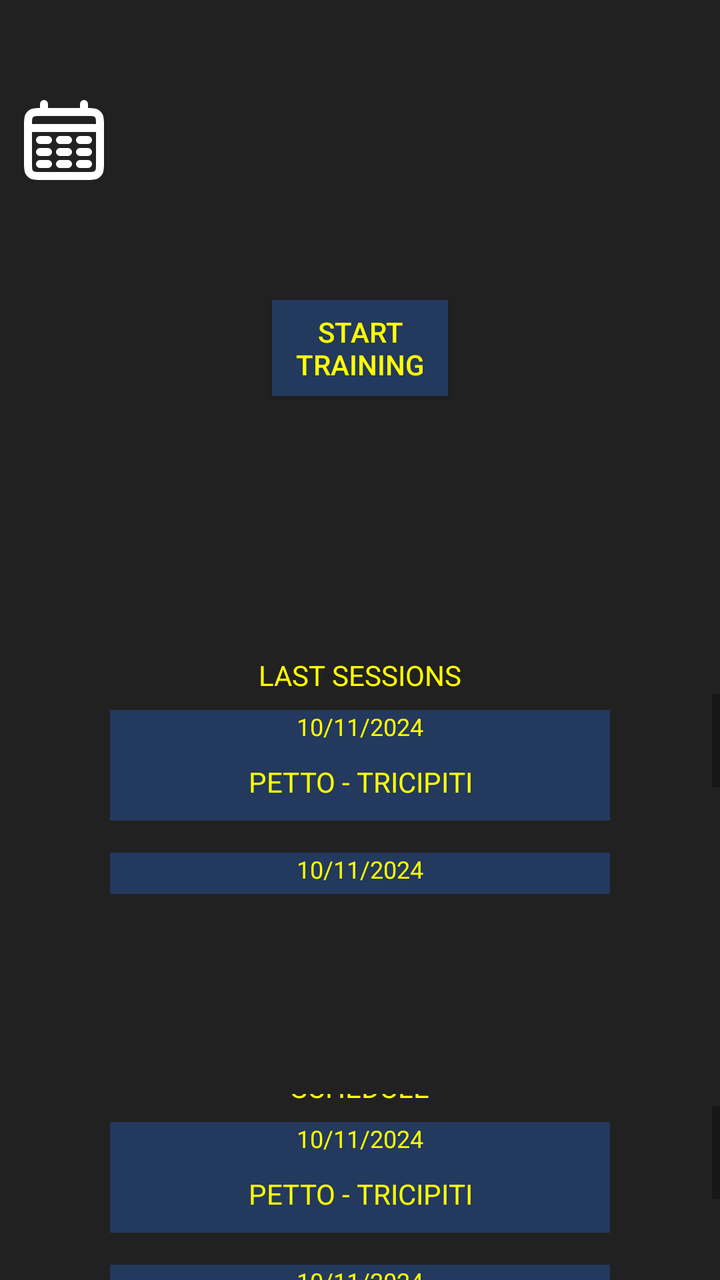
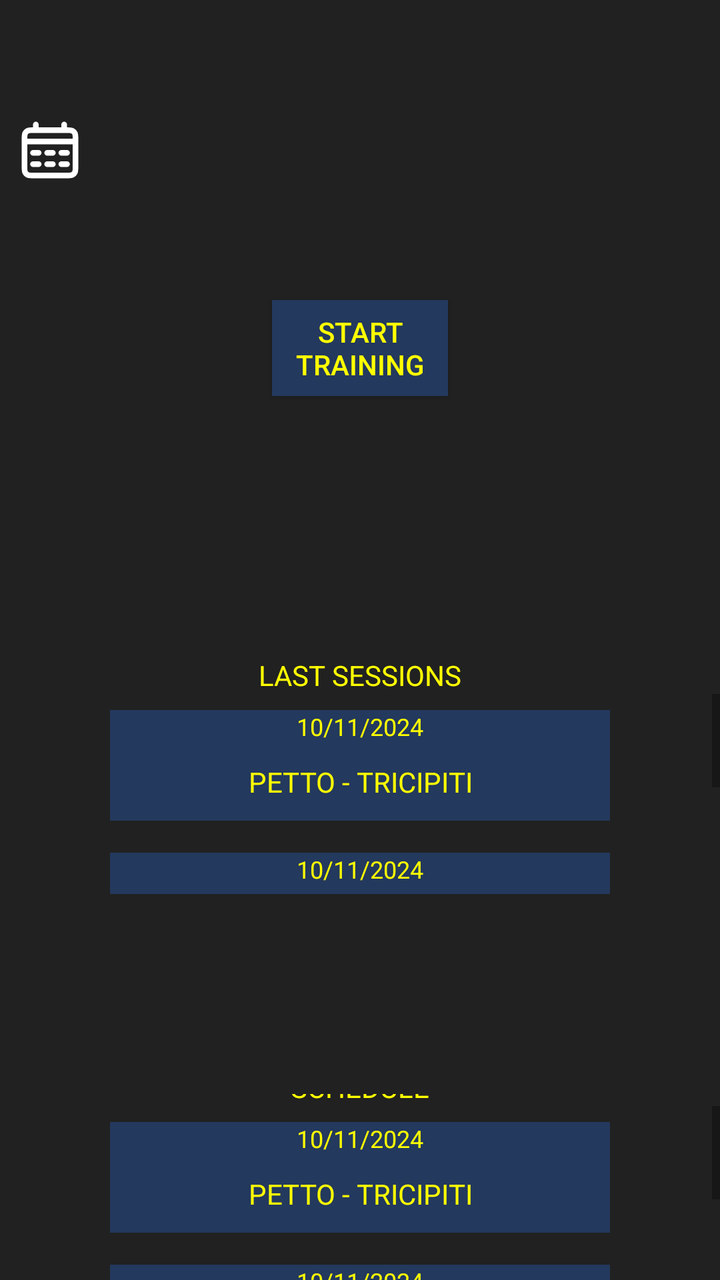

Screens rendered from an Android XML layout before and after an edit, with the pre-edit source and the edit as a unified diff.
<!-- AndroidManifest.xml: activity theme Theme.GymBro -->
<!-- res/layout/activity_main.xml -->
<?xml version="1.0" encoding="utf-8"?>
<LinearLayout xmlns:android="http://schemas.android.com/apk/res/android"
    xmlns:app="http://schemas.android.com/apk/res-auto"
    android:layout_width="match_parent"
    android:layout_height="match_parent"
    android:orientation="vertical"
    android:gravity="top|center_horizontal"
    android:background="@color/lightGrey">


    
    <View
        android:layout_width="match_parent"
        android:layout_height="50dp"/>
    
    <LinearLayout
        android:layout_width="match_parent"
        android:layout_height="40dp"
        android:orientation="horizontal">

        <ImageButton
            android:id="@+id/calendarButton"
            android:layout_width="wrap_content"
            android:layout_height="wrap_content"
            android:padding="8dp"
            android:background="@android:color/transparent"
            android:src="@drawable/calendar_icon"/>

    </LinearLayout>
    




    <LinearLayout
        android:layout_width="match_parent"
        android:layout_height="wrap_content"
        android:orientation="vertical"
        android:gravity="center">

        <Button
            android:id="@+id/new_session_Button"
            android:layout_width="wrap_content"
            android:layout_height="wrap_content"
            android:layout_marginTop="60dp"
            android:layout_marginBottom="30dp"
            android:text="start\ntraining"
            android:background="@color/lightBlue"
            android:textColor="#FFFF00"/>

    </LinearLayout>

    
    <View
        android:layout_width="match_parent"
        android:layout_height="100dp"/>

    
    <LinearLayout
        android:layout_width="match_parent"
        android:layout_height="wrap_content"
        android:orientation="vertical"
        android:gravity="center">

        <TextView
            android:layout_width="match_parent"
            android:layout_height="wrap_content"
            android:gravity="center"
            android:text="@string/last_session"
            android:textColor="#FFFF00"/>

        <ScrollView
            android:layout_width="match_parent"
            android:layout_height="100dp">

            <LinearLayout
                android:layout_width="match_parent"
                android:layout_height="wrap_content"
                android:orientation="vertical"
                android:gravity="center">

                
                <LinearLayout
                    android:layout_width="250dp"
                    android:layout_height="wrap_content"
                    android:layout_marginTop="8dp"
                    android:layout_marginBottom="8dp"
                    android:orientation="vertical"
                    android:gravity="center"
                    android:background="@color/lightBlue">

                    <TextView
                        android:layout_width="wrap_content"
                        android:layout_height="wrap_content"
                        android:text="10/11/2024"
                        android:textColor="#FFFF00"
                        android:textSize="12dp"/>

                    <TextView
                        android:layout_width="wrap_content"
                        android:layout_height="wrap_content"
                        android:padding="10dp"
                        android:text="PETTO - TRICIPITI"
                        android:gravity="center"
                        android:textColor="#FFFF00"/>

                </LinearLayout>

                
                <LinearLayout
                    android:layout_width="250dp"
                    android:layout_height="wrap_content"
                    android:layout_marginTop="8dp"
                    android:layout_marginBottom="8dp"
                    android:orientation="vertical"
                    android:gravity="center"
                    android:background="@color/lightBlue">

                    <TextView
                        android:layout_width="wrap_content"
                        android:layout_height="wrap_content"
                        android:text="10/11/2024"
                        android:textColor="#FFFF00"
                        android:textSize="12dp"/>

                    <TextView
                        android:layout_width="wrap_content"
                        android:layout_height="wrap_content"
                        android:padding="10dp"
                        android:text="PETTO - TRICIPITI"
                        android:gravity="center"
                        android:textColor="#FFFF00"/>

                </LinearLayout>

                
                <LinearLayout
                    android:layout_width="250dp"
                    android:layout_height="wrap_content"
                    android:layout_marginTop="8dp"
                    android:layout_marginBottom="8dp"
                    android:orientation="vertical"
                    android:gravity="center"
                    android:background="@color/lightBlue">

                    <TextView
                        android:layout_width="wrap_content"
                        android:layout_height="wrap_content"
                        android:text="10/11/2024"
                        android:textColor="#FFFF00"
                        android:textSize="12dp"/>

                    <TextView
                        android:layout_width="wrap_content"
                        android:layout_height="wrap_content"
                        android:padding="10dp"
                        android:text="PETTO - TRICIPITI"
                        android:gravity="center"
                        android:textColor="#FFFF00"/>

                </LinearLayout>

            </LinearLayout>

        </ScrollView>

    </LinearLayout>

    
    <View
        android:layout_width="match_parent"
        android:layout_height="100dp"/>

    
    <LinearLayout
        android:layout_width="match_parent"
        android:layout_height="wrap_content"
        android:orientation="vertical"
        android:gravity="center">

        <TextView
            android:layout_width="match_parent"
            android:layout_height="wrap_content"
            android:gravity="center"
            android:text="@string/schedule"
            android:textColor="#FFFF00"/>

        <ScrollView
            android:layout_width="match_parent"
            android:layout_height="100dp">

            <LinearLayout
                android:layout_width="match_parent"
                android:layout_height="wrap_content"
                android:orientation="vertical"
                android:gravity="center">

                
                <LinearLayout
                    android:layout_width="250dp"
                    android:layout_height="wrap_content"
                    android:layout_marginTop="8dp"
                    android:layout_marginBottom="8dp"
                    android:orientation="vertical"
                    android:gravity="center"
                    android:background="@color/lightBlue">

                    <TextView
                        android:layout_width="wrap_content"
                        android:layout_height="wrap_content"
                        android:text="10/11/2024"
                        android:textColor="#FFFF00"
                        android:textSize="12dp"/>

                    <TextView
                        android:layout_width="wrap_content"
                        android:layout_height="wrap_content"
                        android:padding="10dp"
                        android:text="PETTO - TRICIPITI"
                        android:gravity="center"
                        android:textColor="#FFFF00"/>

                </LinearLayout>

                
                <LinearLayout
                    android:layout_width="250dp"
                    android:layout_height="wrap_content"
                    android:layout_marginTop="8dp"
                    android:layout_marginBottom="8dp"
                    android:orientation="vertical"
                    android:gravity="center"
                    android:background="@color/lightBlue">

                    <TextView
                        android:layout_width="wrap_content"
                        android:layout_height="wrap_content"
                        android:text="10/11/2024"
                        android:textColor="#FFFF00"
                        android:textSize="12dp"/>

                    <TextView
                        android:layout_width="wrap_content"
                        android:layout_height="wrap_content"
                        android:padding="10dp"
                        android:text="PETTO - TRICIPITI"
                        android:gravity="center"
                        android:textColor="#FFFF00"/>

                </LinearLayout>

                
                <LinearLayout
                    android:layout_width="250dp"
                    android:layout_height="wrap_content"
                    android:layout_marginTop="8dp"
                    android:layout_marginBottom="8dp"
                    android:orientation="vertical"
                    android:gravity="center"
                    android:background="@color/lightBlue">

                    <TextView
                        android:layout_width="wrap_content"
                        android:layout_height="wrap_content"
                        android:text="10/11/2024"
                        android:textColor="#FFFF00"
                        android:textSize="12dp"/>

                    <TextView
                        android:layout_width="wrap_content"
                        android:layout_height="wrap_content"
                        android:padding="10dp"
                        android:text="PETTO - TRICIPITI"
                        android:gravity="center"
                        android:textColor="#FFFF00"/>

                </LinearLayout>

            </LinearLayout>

        </ScrollView>

    </LinearLayout>




    
    
    <View
        android:layout_width="match_parent"
        android:layout_height="0dp"
        android:layout_weight="1" />

    
    <include
        layout="@layout/bottom_nav"
        android:layout_width="match_parent"
        android:layout_height="wrap_content"
        android:layout_gravity="bottom"/>

    
    <View
        android:layout_width="match_parent"
        android:layout_height="20dp"
        android:background="@color/darkGrey"/>
    



</LinearLayout>
<!-- res/layout/bottom_nav.xml (included above) -->
<?xml version="1.0" encoding="utf-8"?>
<androidx.constraintlayout.widget.ConstraintLayout xmlns:android="http://schemas.android.com/apk/res/android"
    android:layout_width="match_parent"
    android:layout_height="match_parent">


    <LinearLayout
        android:layout_width="match_parent"
        android:layout_height="wrap_content"
        android:orientation="horizontal"
        android:gravity="center"
        android:background="@color/darkGrey">

        <ImageButton
            android:id="@+id/homeButton"
            android:layout_width="wrap_content"
            android:layout_height="wrap_content"
            android:layout_weight="1"
            android:layout_marginStart="8dp"
            android:layout_marginEnd="8dp"
            android:background="@android:color/transparent"
            android:src="@drawable/home_icon"/>

        <ImageButton
            android:id="@+id/chatButton"
            android:layout_width="wrap_content"
            android:layout_height="wrap_content"
            android:layout_weight="1"
            android:layout_marginStart="8dp"
            android:layout_marginEnd="8dp"
            android:padding="8dp"
            android:background="@android:color/transparent"
            android:src="@drawable/chat_icon"/>

        <ImageButton
            android:id="@+id/searchButton"
            android:layout_width="wrap_content"
            android:layout_height="wrap_content"
            android:layout_weight="1"
            android:layout_marginStart="8dp"
            android:layout_marginEnd="8dp"
            android:padding="8dp"
            android:background="@android:color/transparent"
            android:src="@drawable/search_icon"/>

        <ImageButton
            android:id="@+id/profileButton"
            android:layout_width="wrap_content"
            android:layout_height="wrap_content"
            android:layout_weight="1"
            android:layout_marginStart="8dp"
            android:layout_marginEnd="8dp"
            android:padding="8dp"
            android:background="@android:color/transparent"
            android:src="@drawable/profile_icon"/>


    </LinearLayout>

</androidx.constraintlayout.widget.ConstraintLayout>
<!-- resources referenced by this layout -->
<resources>
  <color name="darkGrey">#171717</color>
  <color name="lightBlue">#23395d</color>
  <color name="lightGrey">#212121</color>
  <!-- drawable calendar_icon (drawable) -->
  <vector xmlns:android="http://schemas.android.com/apk/res/android" android:height="48dp" android:viewportHeight="24" android:viewportWidth="24" android:width="48dp">
        
      <path android:fillColor="#00000000" android:pathData="M3,9H21M7,3V5M17,3V5M6,12H8M11,12H13M16,12H18M6,15H8M11,15H13M16,15H18M6,18H8M11,18H13M16,18H18M6.2,21H17.8C18.92,21 19.48,21 19.908,20.782C20.284,20.59 20.59,20.284 20.782,19.908C21,19.48 21,18.92 21,17.8V8.2C21,7.08 21,6.52 20.782,6.092C20.59,5.716 20.284,5.41 19.908,5.218C19.48,5 18.92,5 17.8,5H6.2C5.08,5 4.52,5 4.092,5.218C3.716,5.41 3.41,5.716 3.218,6.092C3,6.52 3,7.08 3,8.2V17.8C3,18.92 3,19.48 3.218,19.908C3.41,20.284 3.716,20.59 4.092,20.782C4.52,21 5.08,21 6.2,21Z" android:strokeColor="#ffffff" android:strokeLineCap="round" android:strokeWidth="2"/>
      
  </vector>
  <!-- drawable profile_icon (drawable) -->
  <vector xmlns:android="http://schemas.android.com/apk/res/android" android:height="48dp" android:viewportHeight="20" android:viewportWidth="20" android:width="48dp">
        
      <path android:fillColor="#ffffff" android:fillType="evenOdd" android:pathData="M10,10C7.783,10 5.981,8.206 5.981,6C5.981,3.794 7.783,2 10,2C12.217,2 14.019,3.794 14.019,6C14.019,8.206 12.217,10 10,10M13.776,10.673C15.37,9.396 16.3,7.331 15.958,5.07C15.561,2.447 13.369,0.348 10.722,0.042C7.07,-0.381 3.971,2.449 3.971,6C3.971,7.89 4.852,9.574 6.224,10.673C2.852,11.934 0.39,14.895 0.005,18.891C-0.052,19.482 0.412,20 1.008,20C1.52,20 1.956,19.616 2.001,19.109C2.404,14.646 5.837,12 10,12C14.163,12 17.596,14.646 17.999,19.109C18.044,19.616 18.48,20 18.992,20C19.588,20 20.052,19.482 19.995,18.891C19.61,14.895 17.148,11.934 13.776,10.673" android:strokeColor="#00000000" android:strokeWidth="1"/>
      
  </vector>
  <!-- drawable search_icon (drawable) -->
  <vector xmlns:android="http://schemas.android.com/apk/res/android" android:height="48dp" android:viewportHeight="24" android:viewportWidth="24" android:width="48dp">
        
      <path android:fillColor="#ffffff" android:fillType="evenOdd" android:pathData="M17.039,15.624C18.271,14.084 19.008,12.13 19.008,10.004C19.008,5.031 14.977,1 10.004,1C5.031,1 1,5.031 1,10.004C1,14.977 5.031,19.008 10.004,19.008C12.13,19.008 14.084,18.271 15.624,17.039L21.292,22.707C21.683,23.098 22.316,23.098 22.707,22.707C23.098,22.316 23.098,21.683 22.707,21.292L17.039,15.624ZM10.004,17.017C6.131,17.017 2.991,13.877 2.991,10.004C2.991,6.131 6.131,2.991 10.004,2.991C13.877,2.991 17.017,6.131 17.017,10.004C17.017,13.877 13.877,17.017 10.004,17.017Z" android:strokeColor="#ffffff" android:strokeWidth="1"/>
      
  </vector>
  <string name="last_session">LAST SESSIONS</string>
  <string name="schedule">SCHEDULE</string>
  <style name="Theme.GymBro" parent="android:Theme.Material.Light.NoActionBar" />
  <!-- unchanged entries left out for length: 2 -->
</resources>

<!-- the commit's change to res/layout/activity_main.xml (unified diff, before → after) -->
@@ -20,8 +20,9 @@
 
         <ImageButton
             android:id="@+id/calendarButton"
-            android:layout_width="wrap_content"
-            android:layout_height="wrap_content"
+            android:layout_width="50dp"
+            android:layout_height="50dp"
+            android:scaleType="centerInside"
             android:padding="8dp"
             android:background="@android:color/transparent"
             android:src="@drawable/calendar_icon"/>
@@ -325,8 +326,9 @@
 
         <ImageButton
             android:id="@+id/homeButton"
-            android:layout_width="wrap_content"
-            android:layout_height="wrap_content"
+            android:layout_width="50dp"
+            android:layout_height="50dp"
+            android:scaleType="centerInside"
             android:layout_weight="1"
             android:layout_marginStart="8dp"
             android:layout_marginEnd="8dp"
@@ -335,8 +337,9 @@
 
         <ImageButton
             android:id="@+id/chatButton"
-            android:layout_width="wrap_content"
-            android:layout_height="wrap_content"
+            android:layout_width="50dp"
+            android:layout_height="50dp"
+            android:scaleType="centerInside"
             android:layout_weight="1"
             android:layout_marginStart="8dp"
             android:layout_marginEnd="8dp"
@@ -346,8 +349,9 @@
 
         <ImageButton
             android:id="@+id/searchButton"
-            android:layout_width="wrap_content"
-            android:layout_height="wrap_content"
+            android:layout_width="50dp"
+            android:layout_height="50dp"
+            android:scaleType="centerInside"
             android:layout_weight="1"
             android:layout_marginStart="8dp"
             android:layout_marginEnd="8dp"
@@ -357,8 +361,9 @@
 
         <ImageButton
             android:id="@+id/profileButton"
-            android:layout_width="wrap_content"
-            android:layout_height="wrap_content"
+            android:layout_width="50dp"
+            android:layout_height="50dp"
+            android:scaleType="centerInside"
             android:layout_weight="1"
             android:layout_marginStart="8dp"
             android:layout_marginEnd="8dp"
<!-- resource entries referenced after the edit -->
@@ -6,7 +6,7 @@
   <!-- drawable calendar_icon (drawable) -->
   <vector xmlns:android="http://schemas.android.com/apk/res/android" android:height="48dp" android:viewportHeight="24" android:viewportWidth="24" android:width="48dp">
         
-      <path android:fillColor="#00000000" android:pathData="M3,9H21M7,3V5M17,3V5M6,12H8M11,12H13M16,12H18M6,15H8M11,15H13M16,15H18M6,18H8M11,18H13M16,18H18M6.2,21H17.8C18.92,21 19.48,21 19.908,20.782C20.284,20.59 20.59,20.284 20.782,19.908C21,19.48 21,18.92 21,17.8V8.2C21,7.08 21,6.52 20.782,6.092C20.59,5.716 20.284,5.41 19.908,5.218C19.48,5 18.92,5 17.8,5H6.2C5.08,5 4.52,5 4.092,5.218C3.716,5.41 3.41,5.716 3.218,6.092C3,6.52 3,7.08 3,8.2V17.8C3,18.92 3,19.48 3.218,19.908C3.41,20.284 3.716,20.59 4.092,20.782C4.52,21 5.08,21 6.2,21Z" android:strokeColor="#ffffff" android:strokeLineCap="round" android:strokeWidth="2"/>
+      <path android:fillColor="#00000000" android:pathData="M3,9H21M7,3V5M17,3V5M6,13H8M6,17H8M11,13H13M11,17H13M16,13H18M16,17H18M6.2,21H17.8C18.92,21 19.48,21 19.908,20.782C20.284,20.59 20.59,20.284 20.782,19.908C21,19.48 21,18.92 21,17.8V8.2C21,7.08 21,6.52 20.782,6.092C20.59,5.716 20.284,5.41 19.908,5.218C19.48,5 18.92,5 17.8,5H6.2C5.08,5 4.52,5 4.092,5.218C3.716,5.41 3.41,5.716 3.218,6.092C3,6.52 3,7.08 3,8.2V17.8C3,18.92 3,19.48 3.218,19.908C3.41,20.284 3.716,20.59 4.092,20.782C4.52,21 5.08,21 6.2,21Z" android:strokeColor="#ffffff" android:strokeLineCap="round" android:strokeLineJoin="round" android:strokeWidth="2"/>
       
   </vector>
   <!-- drawable profile_icon (drawable) -->
